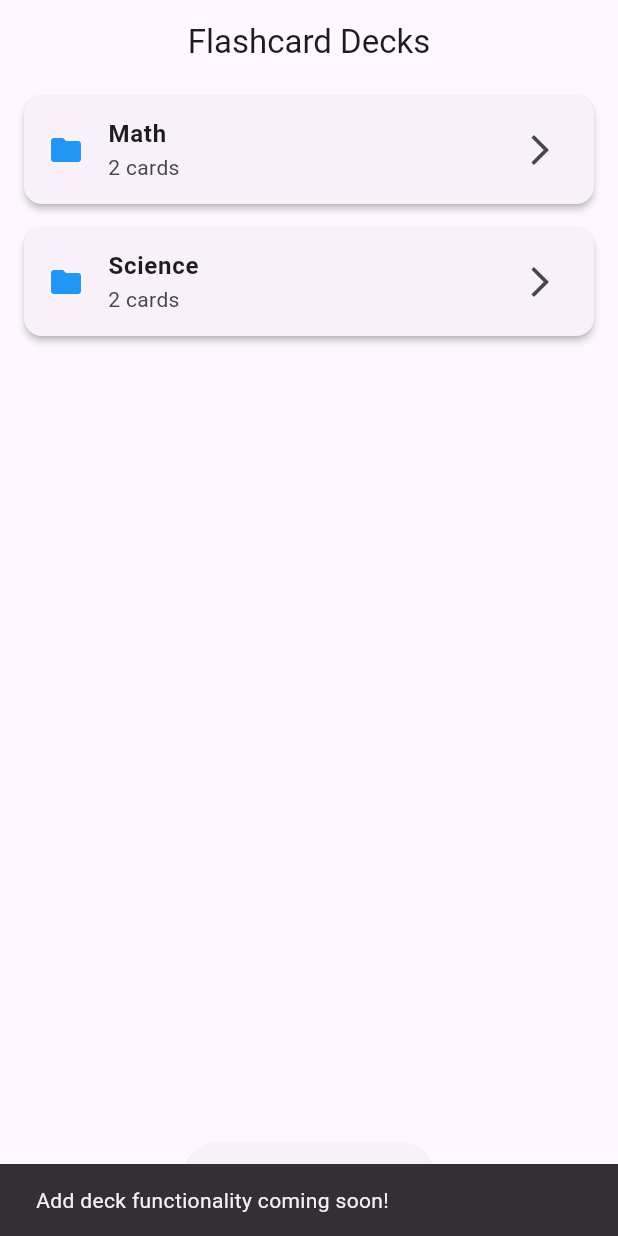
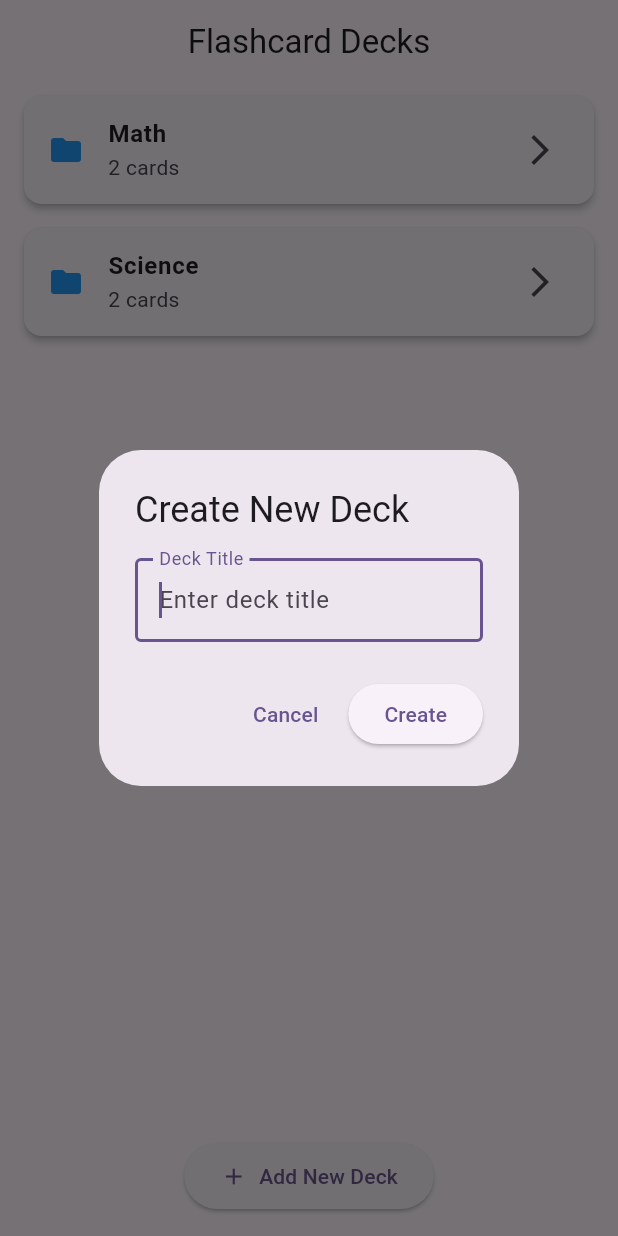
Before and after one commit to Sengly456/Flutter, a Flutter app: the HomeScreen screen opened directly, after a tap on "Add New Deck", on a phone screen of 412 x 824 dp. Run offline on Flutter 3.47's test engine with Material 3 defaults, Android fonts, the phone set to English and light mode, and no system bars.

```diff
--- a/lib/FLASHCARD-PROJECT/models/deck.dart
+++ b/lib/FLASHCARD-PROJECT/models/deck.dart
@@ -11,11 +11,5 @@ class Deck {
     this.cards = const [],
   });
 
-  void addCard(Flashcard card) {
-    cards.add(card);
-  }
 
-  void removeCard(Flashcard card) {
-    cards.remove(card);
-  }
 }
--- a/lib/FLASHCARD-PROJECT/screens/home_screen.dart
+++ b/lib/FLASHCARD-PROJECT/screens/home_screen.dart
@@ -1,7 +1,12 @@
 import 'package:flutter/material.dart';
-import '../screens/deck_screen.dart';
+import 'deck_screen.dart';
 
-class HomeScreen extends StatelessWidget {
+class HomeScreen extends StatefulWidget {
+  @override
+  State<HomeScreen> createState() => _HomeScreenState();
+}
+
+class _HomeScreenState extends State<HomeScreen> {
   final List<Map<String, dynamic>> decks = [
     {
       'id': '1',
@@ -21,22 +26,61 @@ class HomeScreen extends StatelessWidget {
     },
   ];
 
-  void _navigateToDeck(BuildContext context, String deckTitle, List<dynamic> cardsList) {
-    // Convert the dynamic list to List<Map<String, String>>
-    final List<Map<String, String>> cards = cardsList.map((card) {
-      return {
-        'question': card['question'] as String,
-        'answer': card['answer'] as String,
-      };
-    }).toList();
-
+  void _navigateToDeck(BuildContext context, Map<String, dynamic> deck) {
     Navigator.push(
       context,
       MaterialPageRoute(
         builder: (context) => DeckScreen(
-          deckTitle: deckTitle,
-          cards: cards,
+          deckTitle: deck['title'],
+          cards: List<Map<String, String>>.from(deck['cards']),
+          onDeckUpdated: (updatedCards) {
+            setState(() {
+              deck['cards'] = updatedCards;
+            });
+          },
         ),
+      ),
+    );
+  }
+
+  void _showAddDeckDialog() {
+    final titleController = TextEditingController();
+
+    showDialog(
+      context: context,
+      builder: (context) => AlertDialog(
+        title: const Text('Create New Deck'),
+        content: TextField(
+          controller: titleController,
+          decoration: const InputDecoration(
+            labelText: 'Deck Title',
+            border: OutlineInputBorder(),
+            hintText: 'Enter deck title',
+          ),
+          autofocus: true,
+        ),
+        actions: [
+          TextButton(
+            onPressed: () => Navigator.pop(context),
+            child: const Text('Cancel'),
+          ),
+          ElevatedButton(
+            onPressed: () {
+              final title = titleController.text.trim();
+              if (title.isNotEmpty) {
+                setState(() {
+                  decks.add({
+                    'id': (decks.length + 1).toString(),
+                    'title': title,
+                    'cards': [],
+                  });
+                });
+                Navigator.pop(context);
+              }
+            },
+            child: const Text('Create'),
+          ),
+        ],
       ),
     );
   }
@@ -45,7 +89,7 @@ class HomeScreen extends StatelessWidget {
   Widget build(BuildContext context) {
     return Scaffold(
       appBar: AppBar(
-        title: Text('Flashcard Decks'),
+        title: const Text('Flashcard Decks'),
         centerTitle: true,
       ),
       body: Column(
@@ -56,23 +100,19 @@ class HomeScreen extends StatelessWidget {
               itemBuilder: (context, index) {
                 final deck = decks[index];
                 return Card(
-                  margin: EdgeInsets.symmetric(vertical: 8, horizontal: 16),
+                  margin: const EdgeInsets.symmetric(vertical: 8, horizontal: 16),
                   elevation: 2,
                   child: ListTile(
-                    leading: Icon(Icons.folder, color: Colors.blue),
+                    leading: const Icon(Icons.folder, color: Colors.blue),
                     title: Text(
                       deck['title'] ?? 'Unknown Deck',
-                      style: TextStyle(
+                      style: const TextStyle(
                         fontWeight: FontWeight.bold,
                       ),
                     ),
                     subtitle: Text('${deck['cards'].length} cards'),
-                    trailing: Icon(Icons.arrow_forward_ios),
-                    onTap: () => _navigateToDeck(
-                      context,
-                      deck['title'] ?? 'Deck',
-                      deck['cards'] as List<dynamic>,
-                    ),
+                    trailing: const Icon(Icons.arrow_forward_ios),
+                    onTap: () => _navigateToDeck(context, deck),
                   ),
                 );
               },
@@ -81,16 +121,11 @@ class HomeScreen extends StatelessWidget {
           Padding(
             padding: const EdgeInsets.all(16.0),
             child: ElevatedButton.icon(
-              onPressed: () {
-                // TODO: Implement add deck functionality
-                ScaffoldMessenger.of(context).showSnackBar(
-                  SnackBar(content: Text('Add deck functionality coming soon!')),
-                );
-              },
-              icon: Icon(Icons.add),
-              label: Text('Add New Deck'),
+              onPressed: _showAddDeckDialog,
+              icon: const Icon(Icons.add),
+              label: const Text('Add New Deck'),
               style: ElevatedButton.styleFrom(
-                padding: EdgeInsets.symmetric(horizontal: 24, vertical: 12),
+                padding: const EdgeInsets.symmetric(horizontal: 24, vertical: 12),
               ),
             ),
           ),
```
Also changed, not shown: lib/FLASHCARD-PROJECT/main.dart (+7 -7 lines), lib/FLASHCARD-PROJECT/screens/card_review_screen.dart (+104 -45 lines), lib/FLASHCARD-PROJECT/screens/deck_screen.dart (+119 -77 lines), lib/FLASHCARD-PROJECT/widgets/custom_button.dart (deleted, +0 -35 lines), lib/FLASHCARD-PROJECT/widgets/deck_list.dart (deleted, +0 -28 lines), lib/FLASHCARD-PROJECT/widgets/flashcard_view.dart (+63 -69 lines), 1 other file.
